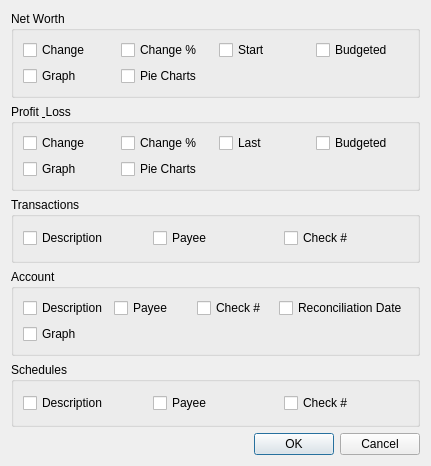
First picture: the form in qt/ui/view_options_dialog.ui, repository Mouchnino/moneyguru, before the edit.
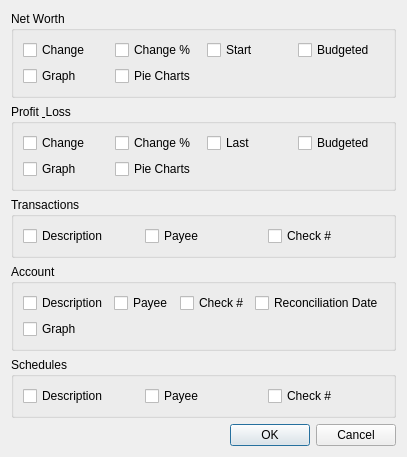
Second picture: the form after the edit.

Commit message:
[#99] qt: Tweaked recently modified dialogs' respective size.
extra : convert_revision : svn%3A7afd0f2a-1d33-46b8-9979-f8add37626ee/trunk%40404

What changed in the file:
```diff
--- a/qt/ui/view_options_dialog.ui
+++ b/qt/ui/view_options_dialog.ui
@@ -6,8 +6,8 @@
    <rect>
     <x>0</x>
     <y>0</y>
-    <width>431</width>
-    <height>466</height>
+    <width>362</width>
+    <height>390</height>
    </rect>
   </property>
   <property name="windowTitle">
```
The commit also changes 1 other file.
